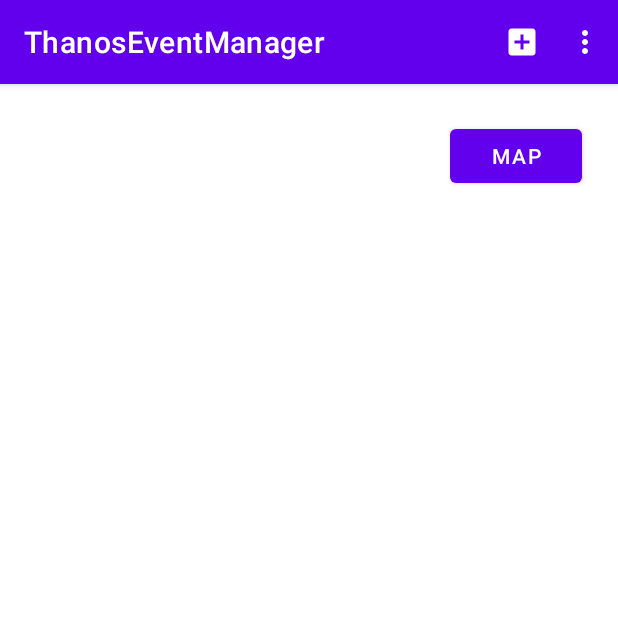
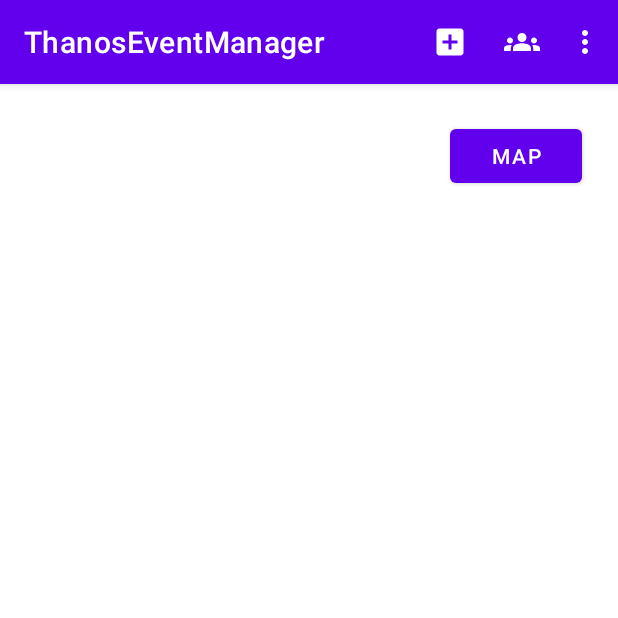
Before and after one commit to BenCrlt/ThanosEventManager, an Android app: the MainAfterLogin screen opened directly, with no data from a screen before it, on a phone screen of 412 x 824 dp, the top half of it. Run offline under Robolectric (Android 15) with nearby library versions, the phone set to English and light mode, and no system bars.

Commit message:
Ajout bouton groupes

```diff
--- /dev/null
+++ b/ThanosEventManager/app/src/main/res/drawable/baseline_groups_24.xml
@@ -0,0 +1,10 @@
+<vector xmlns:android="http://schemas.android.com/apk/res/android"
+    android:width="24dp"
+    android:height="24dp"
+    android:viewportWidth="24"
+    android:viewportHeight="24"
+    android:tint="?attr/colorControlNormal">
+  <path
+      android:fillColor="@android:color/white"
+      android:pathData="M12,12.75c1.63,0 3.07,0.39 4.24,0.9c1.08,0.48 1.76,1.56 1.76,2.73L18,18H6l0,-1.61c0,-1.18 0.68,-2.26 1.76,-2.73C8.93,13.14 10.37,12.75 12,12.75zM4,13c1.1,0 2,-0.9 2,-2c0,-1.1 -0.9,-2 -2,-2s-2,0.9 -2,2C2,12.1 2.9,13 4,13zM5.13,14.1C4.76,14.04 4.39,14 4,14c-0.99,0 -1.93,0.21 -2.78,0.58C0.48,14.9 0,15.62 0,16.43V18l4.5,0v-1.61C4.5,15.56 4.73,14.78 5.13,14.1zM20,13c1.1,0 2,-0.9 2,-2c0,-1.1 -0.9,-2 -2,-2s-2,0.9 -2,2C18,12.1 18.9,13 20,13zM24,16.43c0,-0.81 -0.48,-1.53 -1.22,-1.85C21.93,14.21 20.99,14 20,14c-0.39,0 -0.76,0.04 -1.13,0.1c0.4,0.68 0.63,1.46 0.63,2.29V18l4.5,0V16.43zM12,6c1.66,0 3,1.34 3,3c0,1.66 -1.34,3 -3,3s-3,-1.34 -3,-3C9,7.34 10.34,6 12,6z"/>
+</vector>
--- a/ThanosEventManager/app/src/main/res/menu/menu.xml
+++ b/ThanosEventManager/app/src/main/res/menu/menu.xml
@@ -9,4 +9,8 @@
         android:title="Item Plus"
         android:icon="@drawable/baseline_add_box_24"
         app:showAsAction="ifRoom" />
+    <item  android:id="@+id/itemGroup"
+        android:title="Item Group"
+        android:icon="@drawable/baseline_groups_24"
+        app:showAsAction="ifRoom" />
 </menu>
```
